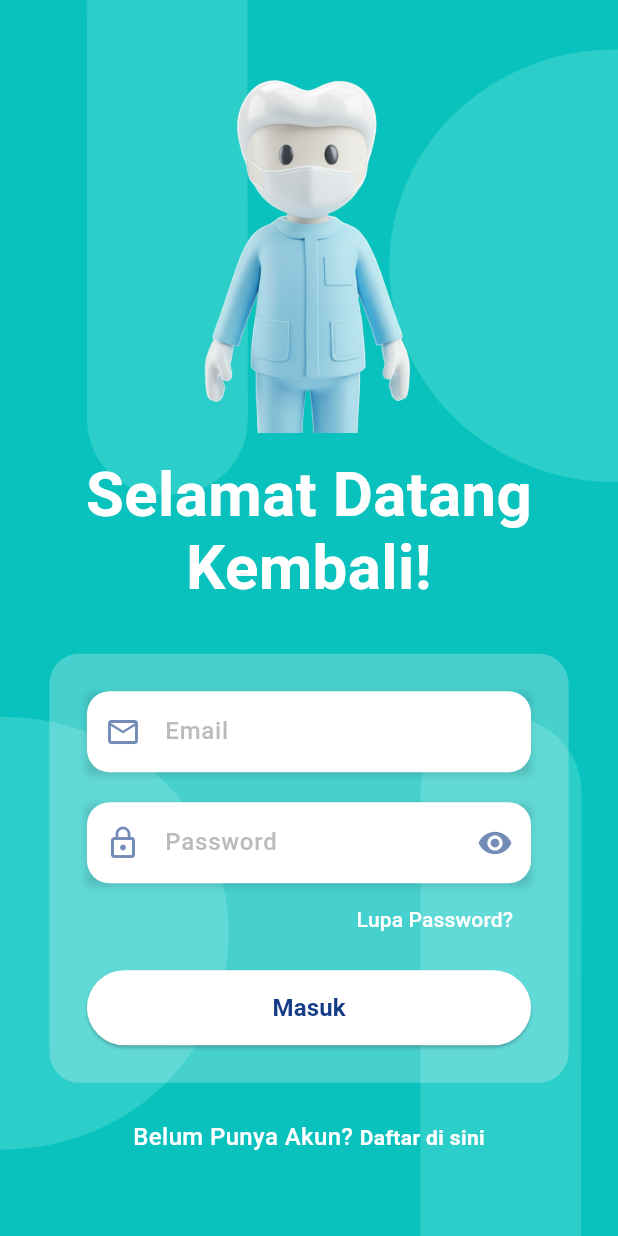
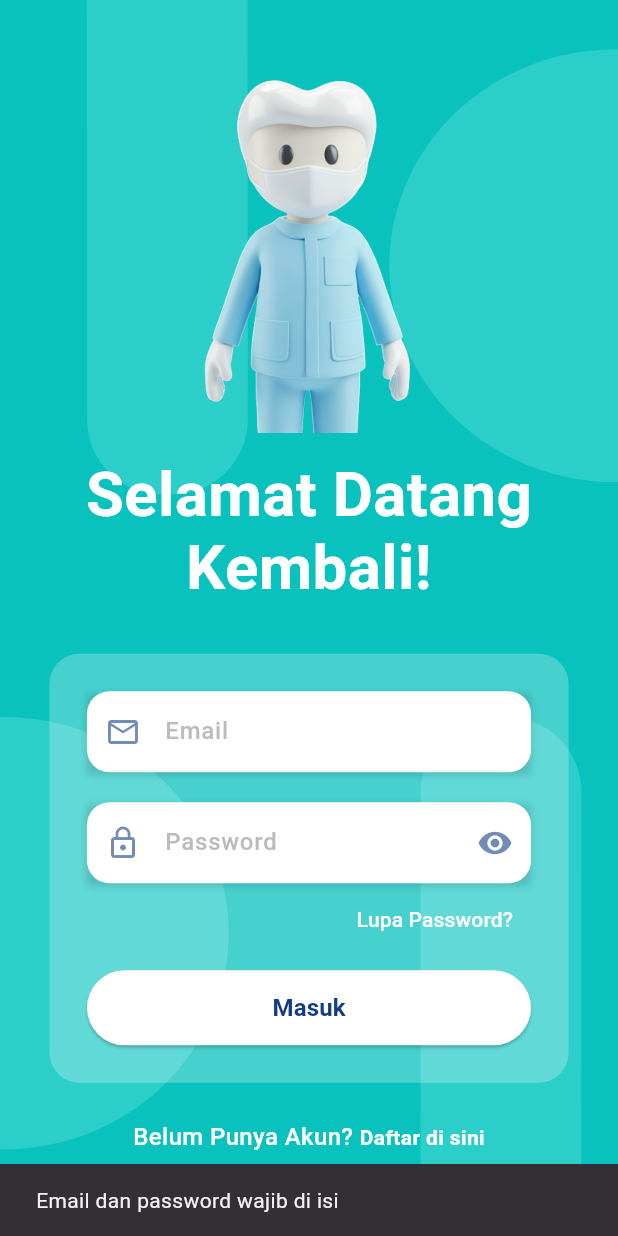
Before and after one commit to Vincent140206/Toothy, a Flutter app: the LoginScreen screen opened directly, after a tap on "Masuk", on a phone screen of 412 x 824 dp. Run offline on Flutter 3.47's test engine with Material 3 defaults, Android fonts, the phone set to English and light mode, and no system bars; our stand-ins replace dio, flutter_svg, shared_preferences; accounts and stored records are empty; Roboto replaces fonts that are missing (Poppins).

Commit message:
add login logic

```diff
--- a/lib/presentation/views/auth/view/login_screen.dart
+++ b/lib/presentation/views/auth/view/login_screen.dart
@@ -3,6 +3,7 @@ import 'package:flutter/material.dart';
 
 import '../../../../core/widgets/background.dart';
 import '../../../../core/widgets/custom_textfield.dart';
+import '../../../viewmodels/auth_viewmodel.dart';
 
 class LoginScreen extends StatefulWidget {
   const LoginScreen({super.key});
@@ -15,6 +16,7 @@ class _LoginScreenState extends State<LoginScreen> {
   final _emailController = TextEditingController();
   final _passwordController = TextEditingController();
   bool _isPasswordVisible = false;
+  final _viewModel = LoginViewModel();
 
   @override
   void dispose() {
@@ -151,8 +153,35 @@ class _LoginScreenState extends State<LoginScreen> {
             width: double.infinity,
             height: 50,
             child: ElevatedButton(
-              onPressed: () {
-                Navigator.pushNamed(context, '/main');
+              onPressed: () async {
+                final email = _emailController.text;
+                final password = _passwordController.text;
+                if (email.isEmpty || password.isEmpty) {
+                  ScaffoldMessenger.of(context).showSnackBar(
+                    const SnackBar(content: Text('Email dan password wajib di isi')),
+                  );
+                  return;
+                }
+
+                if (!email.contains('@')) {
+                  ScaffoldMessenger.of(context).showSnackBar(
+                    const SnackBar(content: Text('Email tidak valid')),
+                  );
+                  return;
+                }
+
+                final success = await _viewModel.login(email, password);
+                if (success) {
+                  if (context.mounted) {
+                    Navigator.pushNamedAndRemoveUntil(context, '/main', (route) => false);
+                  }
+                } else {
+                  if (context.mounted) {
+                    ScaffoldMessenger.of(context).showSnackBar(
+                      SnackBar(content: Text(_viewModel.errorMessage ?? 'Gagal masuk')),
+                    );
+                  }
+                }
               },
               style: ElevatedButton.styleFrom(
                 backgroundColor: Colors.white,
```
